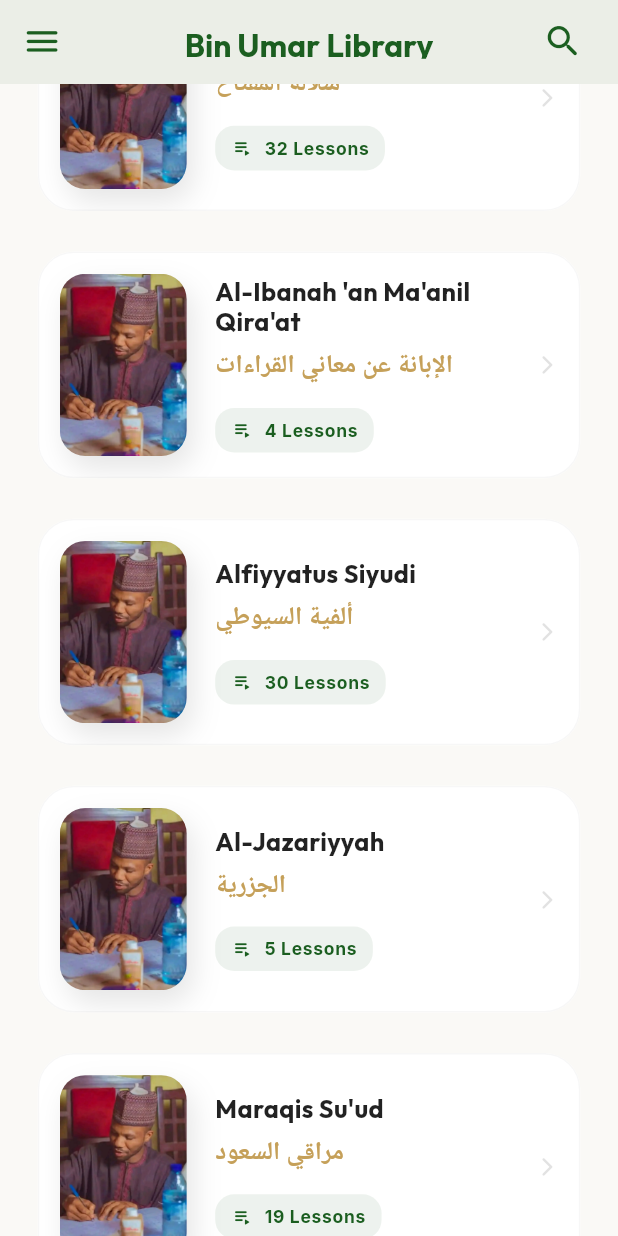
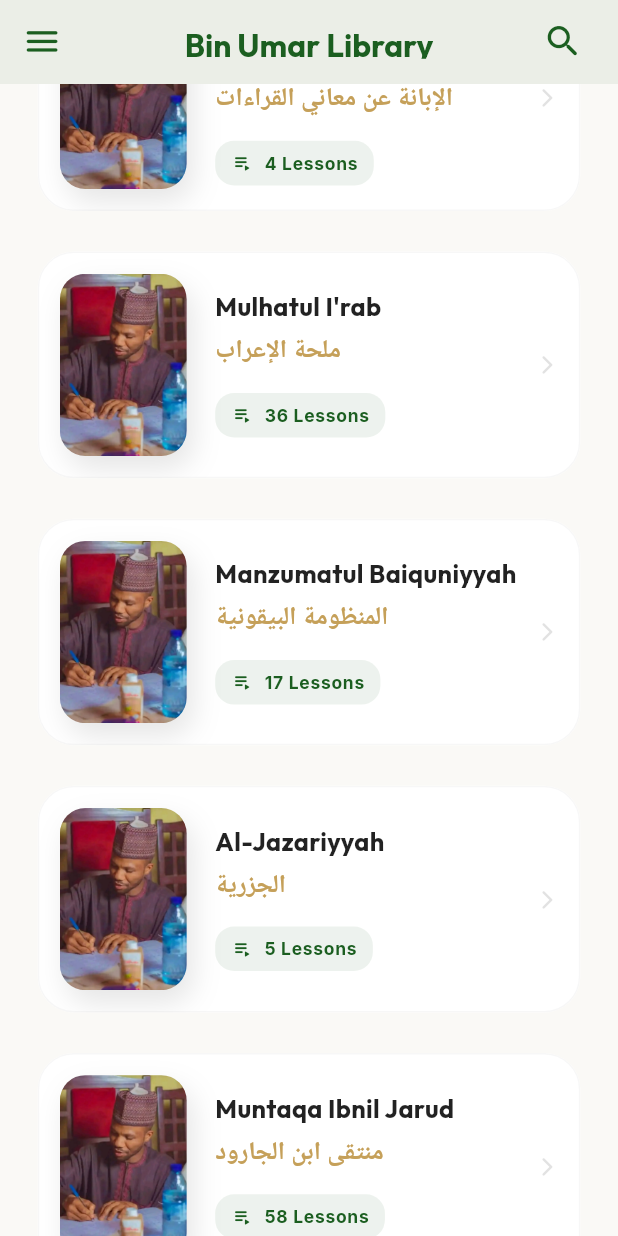
Before and after one commit to SharifIbrahimDev/abdullahiBinUmar, a Flutter app: the screen it shows after launch, scrolled down 1152 dp, on a phone screen of 412 x 824 dp. Run offline on Flutter 3.47's test engine with Material 3 defaults, Android fonts, the light colour scheme and no system bars; our stand-ins replace dio, flutter_staggered_animations, font_awesome_flutter, google_fonts, just_audio, just_audio_background and 4 more; Roboto replaces fonts that are missing (Amiri).

Commit message:
feat(ui): update book library with Mulhatul I'rab and Manzumatul Baiquniyyah, remove deleted books

```diff
--- a/lib/data/books_data.dart
+++ b/lib/data/books_data.dart
@@ -44,14 +44,6 @@ final List<Book> books = [
     lessonCount: 5,
   ),
   const Book(
-    id: 'Sulalatul-miftah',
-    title: 'Sulalatul Miftah',
-    titleAr: 'سلالة المفتاح',
-    description: 'Commentary on Sulalat al-Miftah',
-    descriptionAr: 'شرح منظومة سلالة المفتاح في أصول التفسير',
-    lessonCount: 32,
-  ),
-  const Book(
     id: 'Al-ibanah an ma\'aanilqira\'aat',
     title: 'Al-Ibanah \'an Ma\'anil Qira\'at',
     titleAr: 'الإبانة عن معاني القراءات',
@@ -60,12 +52,20 @@ final List<Book> books = [
     lessonCount: 4,
   ),
   const Book(
-    id: 'Alfiyyatus-siyudi',
-    title: 'Alfiyyatus Siyudi',
-    titleAr: 'ألفية السيوطي',
-    description: 'The Thousand-line Poem by Al-Siyuti',
-    descriptionAr: 'ألفية السيوطي في علم الحديث',
-    lessonCount: 30,
+    id: 'Mulhatul Iierab',
+    title: 'Mulhatul I\'rab',
+    titleAr: 'ملحة الإعراب',
+    description: 'Explanation of Mulhat al-I\'rab in Arabic Grammar',
+    descriptionAr: 'شرح منظومة ملحة الإعراب للحريري في علم النحو',
+    lessonCount: 36,
+  ),
+  const Book(
+    id: 'manzumatul baiquiyya',
+    title: 'Manzumatul Baiquniyyah',
+    titleAr: 'المنظومة البيقونية',
+    description: 'Explanation of Al-Bayquniyyah in Hadith Terminology',
+    descriptionAr: 'شرح المنظومة البيقونية في مصطلح الحديث',
+    lessonCount: 17,
   ),
   const Book(
     id: 'Jazariyyah',
@@ -74,14 +74,6 @@ final List<Book> books = [
     description: 'Principles of Tajweed by Ibn Al-Jazari',
     descriptionAr: 'المقدمة الجزرية في التجويد',
     lessonCount: 5,
-  ),
-  const Book(
-    id: 'Maraqis-su\'ud(0)',
-    title: 'Maraqis Su\'ud',
-    titleAr: 'مراقي السعود',
-    description: 'Ascent of Success in Usul al-Fiqh',
-    descriptionAr: 'شرح مراقي السعود',
-    lessonCount: 19,
   ),
   const Book(
     id: 'Muntaqaa-ibniljarud',
@@ -122,14 +114,6 @@ final List<Book> books = [
     description: 'The Gift for Children in Tajweed',
     descriptionAr: 'تحفة الأطفال في تجويد القرآن',
     lessonCount: 10,
-  ),
-  const Book(
-    id: 'Sulalatul miftah',
-    title: 'Sulalatul Miftah (Short)',
-    titleAr: 'سلالة المفتاح',
-    description: 'A shorter commentary on Sulalat al-Miftah',
-    descriptionAr: 'شرح منظومة سلالة المفتاح',
-    lessonCount: 3,
   ),
 ];
 
--- a/lib/l10n/app_localizations.dart
+++ b/lib/l10n/app_localizations.dart
@@ -53,7 +53,7 @@ class AppLocalizations {
       'share_apk': 'Share APK File (Offline)',
       'sheikh_role': 'Religious Scholar & Preacher',
       'sheikh_bio_title': 'Biography',
-      'sheikh_bio_content': 'Sheikh Abdullahi Bin Umar is a renowned Islamic scholar dedicated to teaching the Quran and Hadith. His comprehensive explanations of classical texts—including Sahihul Bukhari, Ash-Shatibiyyah, Alfiyyatus Siyudi, Muntaqa Ibnil Jarud, and Ilalut Tirmizi—have benefited thousands of students across the globe.',
+      'sheikh_bio_content': 'Sheikh Abdullahi Bin Umar is a renowned Islamic scholar dedicated to teaching the Quran and Hadith. His comprehensive explanations of classical texts—including Sahihul Bukhari, Ash-Shatibiyyah, Mulhatul I\'rab, Muntaqa Ibnil Jarud, and Ilalut Tirmizi—have benefited thousands of students across the globe.',
       'contact_sheikh': 'Contact Sheikh',
     },
     'ha': {
@@ -95,7 +95,7 @@ class AppLocalizations {
       'share_apk': 'Raba Fayil ɗin APK',
       'sheikh_role': 'Malamin Addini & Mai Wa\'azi',
       'sheikh_bio_title': 'Tarihin Sheikh',
-      'sheikh_bio_content': 'Sheikh Abdullahi Bin Umar babban malamin addinin Musulunci ne wanda ya sadaukar da kansa wajen koyar da Alkur\'ani da Hadisi. Sharhin sa akan manyan litattafai—kamarsu Sahihul Bukhari, Ash-Shatibiyyah, Alfiyyatus Siyudi, Muntaqa Ibnil Jarud, da kuma Ilalut Tirmizi—sun amfani dubun-dubatar ɗalibai.',
+      'sheikh_bio_content': 'Sheikh Abdullahi Bin Umar babban malamin addinin Musulunci ne wanda ya sadaukar da kansa wajen koyar da Alkur\'ani da Hadisi. Sharhin sa akan manyan litattafai—kamarsu Sahihul Bukhari, Ash-Shatibiyyah, Mulhatul I\'rab, Muntaqa Ibnil Jarud, da kuma Ilalut Tirmizi—sun amfani dubun-dubatar ɗalibai.',
       'contact_sheikh': 'Tuntuɓi Sheikh',
     },
     'ar': {
@@ -137,7 +137,7 @@ class AppLocalizations {
       'share_apk': 'مشاركة ملف APK',
       'sheikh_role': 'عالم دين وداعية',
       'sheikh_bio_title': 'سيرة الشيخ',
-      'sheikh_bio_content': 'الشيخ عبد الله بن عمر عالم إسلامي معروف كرس حياته لتدريس القرآن والحديث. وقد استفاد آلاف الطلاب من شروحاته الشاملة للنصوص الكلاسيكية، بما في ذلك صحيح البخاري، والشاطبية، وألفية السيوطي، ومنتقى ابن الجارود، وعلل الترمذي.',
+      'sheikh_bio_content': 'الشيخ عبد الله بن عمر عالم إسلامي معروف كرس حياته لتدريس القرآن والحديث. وقد استفاد آلاف الطلاب من شروحاته الشاملة للنصوص الكلاسيكية، بما في ذلك صحيح البخاري، والشاطبية، وملحة الإعراب، ومنتقى ابن الجارود، وعلل الترمذي.',
       'contact_sheikh': 'اتصل بالشيخ',
     },
   };
```
